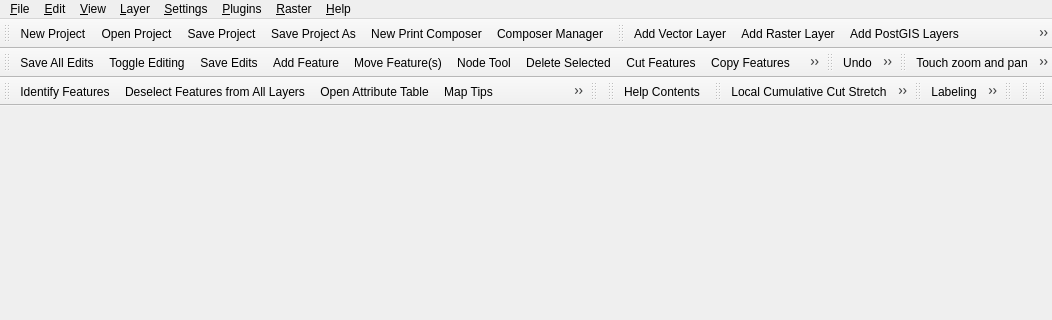
First picture: the form in src/ui/qgisapp.ui, repository qgis/QGIS, before the edit; both pictures show x 0 to 1052 and y 0 to 320 of the 1052 by 489 pixel window.
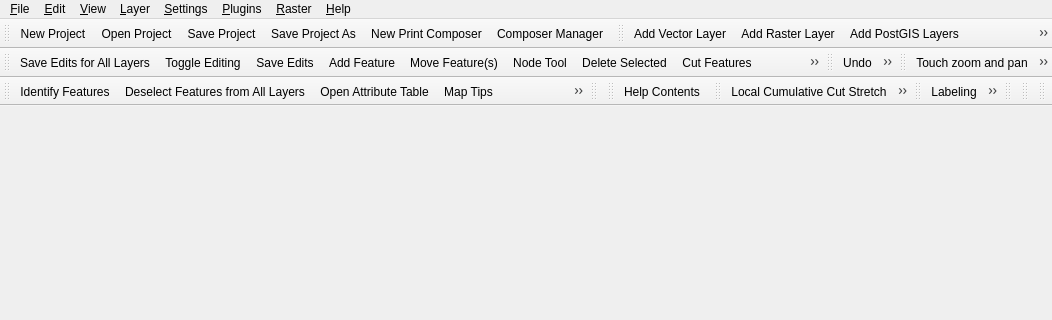
Second picture: the form after the edit. Icons and pictures are not drawn.

Commit message:
Update text and tips for mActionSaveAllEdits
- Add separator to Layers menu to organize attribute table functions

The edit to the form file:
```diff
--- a/src/ui/qgisapp.ui
+++ b/src/ui/qgisapp.ui
@@ -1857,7 +1857,7 @@
      <normaloff>:/images/themes/default/mActionSaveAllEdits.png</normaloff>:/images/themes/default/mActionSaveAllEdits.png</iconset>
    </property>
    <property name="text">
-    <string>Save All Edits</string>
+    <string>Save Edits for All Layers</string>
    </property>
    <property name="toolTip">
     <string>Save All Edits</string>
```
Left out of the diff: 7 changed lines with no effect on the pictures.
